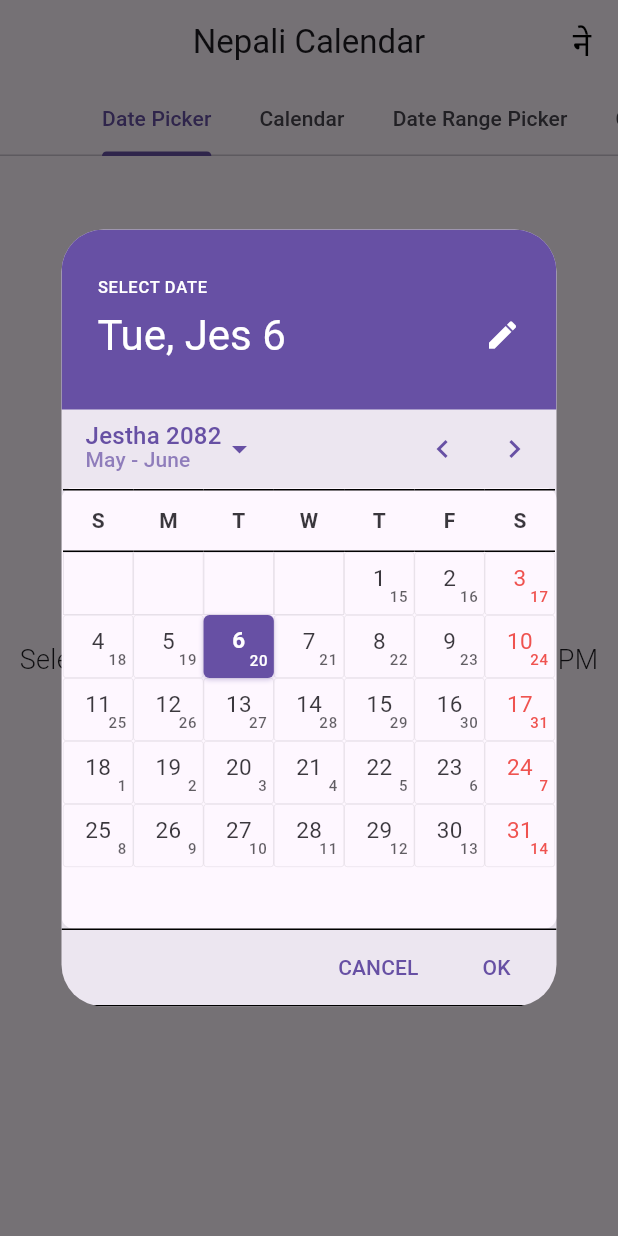
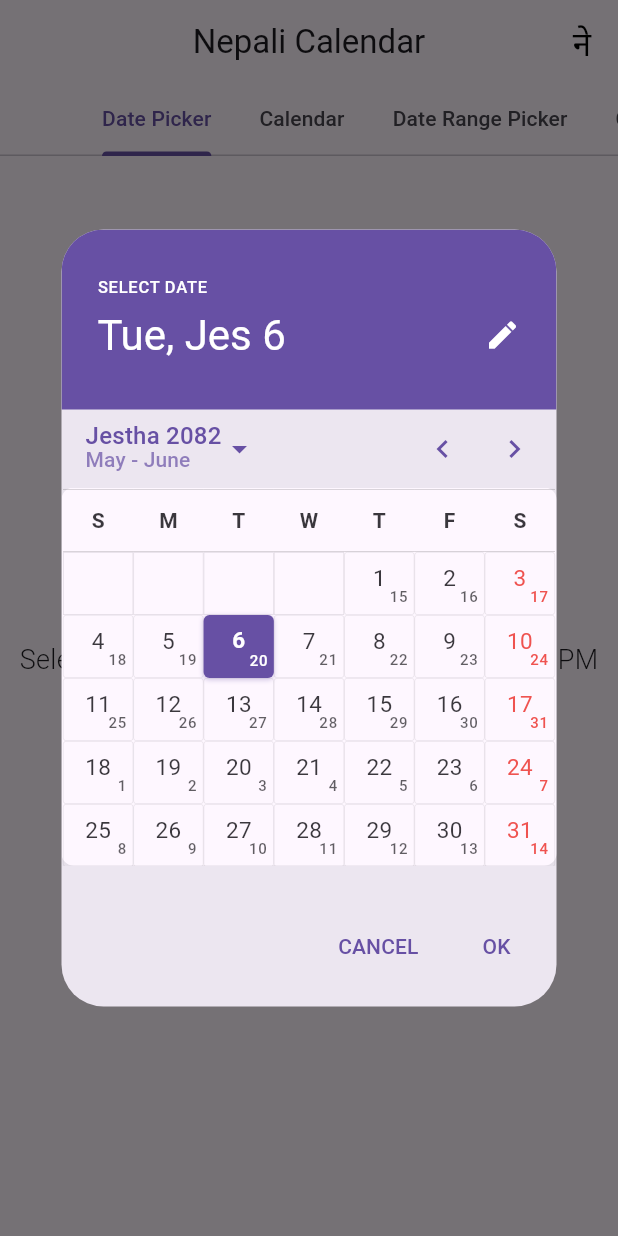
Before and after one commit to GurungNabin/syntech-nepali-calendar, a Flutter app: the screen it shows after launch, after a tap on "SELECT DATE", on a phone screen of 412 x 824 dp. Run offline on Flutter 3.47's test engine with Material 3 defaults, Android fonts, the phone set to English and light mode, and no system bars.

Commit message:
Making date picker user friendly

```diff
--- a/example/lib/views/calendar_date_range_picker_widget.dart
+++ b/example/lib/views/calendar_date_range_picker_widget.dart
@@ -12,7 +12,6 @@ class CalendarDateRangePickerWidget extends StatefulWidget {
 
 class _CalendarDateRangePickerWidgetState
     extends State<CalendarDateRangePickerWidget> {
-
   final List<NepaliDateTime> dateRange = [
     NepaliDateTime.now(),
     NepaliDateTime.now().add(const Duration(days: 5)),
--- a/lib/material/date_picker.dart
+++ b/lib/material/date_picker.dart
@@ -282,11 +282,13 @@ class _DatePickerDialogState extends State<_DatePickerDialog> {
         : textTheme.headlineMedium?.copyWith(color: onPrimarySurface);
 
     final Widget actions = Container(
-      decoration: const BoxDecoration(
-          border: Border.symmetric(horizontal: BorderSide())),
+      // decoration: const BoxDecoration(
+      //     border: Border.symmetric(horizontal: BorderSide())),
       alignment: AlignmentDirectional.centerEnd,
-      constraints: const BoxConstraints(minHeight: 52.0),
-      padding: const EdgeInsets.symmetric(horizontal: 8),
+      constraints: const BoxConstraints(
+        minHeight: 80.0,
+      ),
+      padding: EdgeInsets.symmetric(horizontal: 8),
       child: OverflowBar(
         spacing: 8,
         children: <Widget>[
--- a/lib/material/nepali_calendar_date_picker.dart
+++ b/lib/material/nepali_calendar_date_picker.dart
@@ -11,7 +11,7 @@ import 'date_utils.dart' as utils;
 const Duration _monthScrollDuration = Duration(milliseconds: 200);
 
 const double _dayPickerRowHeight = 42.0;
-const int _maxDayPickerRowCount = 6;
+const int _maxDayPickerRowCount = 5;
 const double _maxDayPickerHeight =
     _dayPickerRowHeight * (_maxDayPickerRowCount + 1);
 
@@ -238,7 +238,7 @@ class _NepaliCalendarDatePickerState extends State<NepaliCalendarDatePicker> {
           selectableDayPredicate: widget.selectableDayPredicate,
           todayDecoration: widget.todayDecoration,
           selectedDayDecoration: widget.selectedDayDecoration,
-          dayBuilder:  widget.dayBuilder,
+          dayBuilder: widget.dayBuilder,
         );
       case DatePickerMode.year:
         return Padding(
@@ -900,8 +900,13 @@ class _DayPickerState extends State<_DayPicker> {
         .map<Widget>(
           (label) => ExcludeSemantics(
             child: Container(
-              decoration: const BoxDecoration(
-                border: Border.symmetric(horizontal: BorderSide(width: 1)),
+              decoration: BoxDecoration(
+                border: Border.symmetric(
+                  horizontal: BorderSide(
+                    width: 0.1,
+                    style: BorderStyle.solid,
+                  ),
+                ),
               ),
               child: Center(child: Text(label, style: headerStyle)),
             ),
```
Also changed, not shown: example/lib/views/calendar_date_picker_widget.dart (+2 -6 lines), 125 other files.
